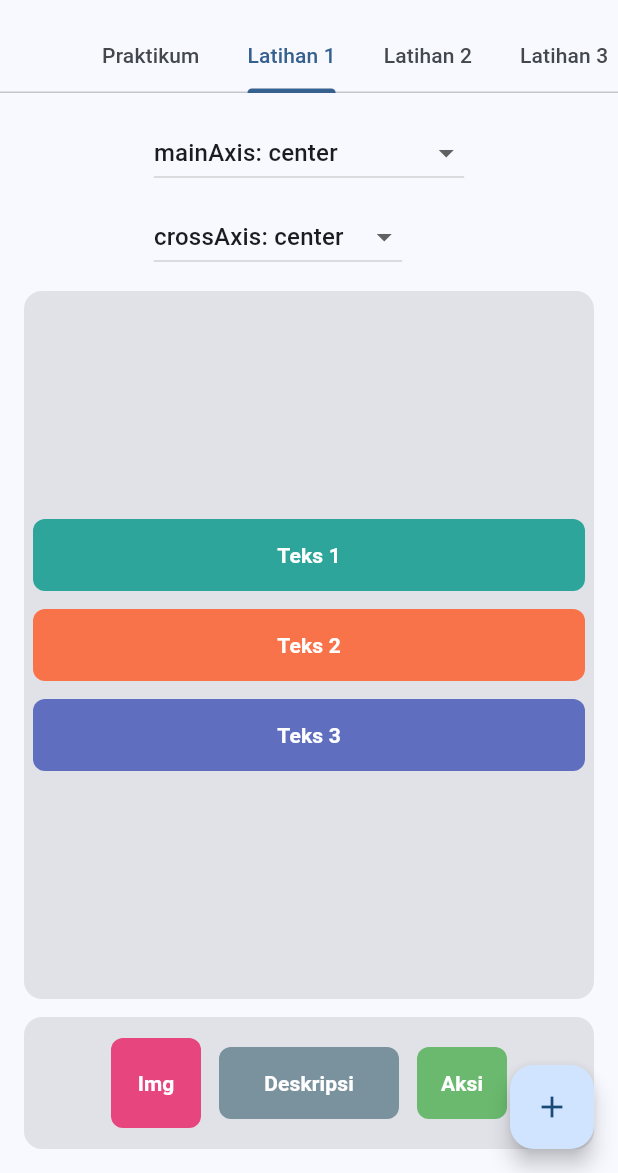
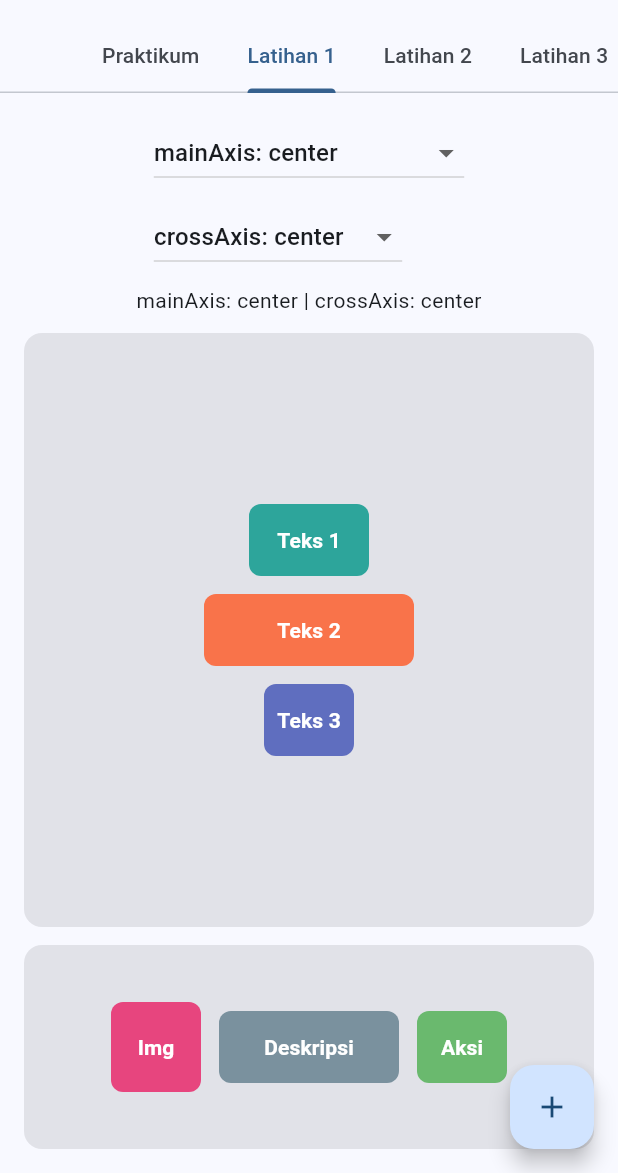
Before and after one commit to Fiinsz/modul5-mobile, a Flutter app: the screen it shows after launch, tab 2 chosen, on a phone screen of 412 x 824 dp, the part 63-1236 px from its top. Run offline on Flutter 3.47's test engine with Material 3 defaults, Android fonts, the phone set to English and light mode, and no system bars.

Commit message:
Update modul 5

```diff
--- a/lib/main.dart
+++ b/lib/main.dart
@@ -177,6 +177,9 @@ class _Latihan1PageState extends State<Latihan1Page> {
 
   @override
   Widget build(BuildContext context) {
+    final effectiveCrossForColumn =
+        _crossAxis == CrossAxisAlignment.baseline ? CrossAxisAlignment.center : _crossAxis;
+
     return Padding(
       padding: const EdgeInsets.all(16.0),
       child: Column(
@@ -201,21 +204,36 @@ class _Latihan1PageState extends State<Latihan1Page> {
               ),
             ],
           ),
+          const SizedBox(height: 8),
+          Text('mainAxis: ${_mainAxis.name} | crossAxis: ${_crossAxis.name}'),
           const SizedBox(height: 12),
           Expanded(
             child: Container(
               width: double.infinity,
+              height: 220,
               decoration: BoxDecoration(
                 color: Theme.of(context).colorScheme.surfaceContainerHighest,
                 borderRadius: BorderRadius.circular(12),
               ),
               child: Column(
                 mainAxisAlignment: _mainAxis,
-                crossAxisAlignment: _crossAxis,
-                children: const [
-                  _ColoredBox(label: 'Teks 1', color: Colors.teal),
-                  _ColoredBox(label: 'Teks 2', color: Colors.deepOrange),
-                  _ColoredBox(label: 'Teks 3', color: Colors.indigo),
+                crossAxisAlignment: effectiveCrossForColumn,
+                children: [
+                  _ColoredBox(
+                    label: 'Teks 1',
+                    color: Colors.teal,
+                    size: _crossAxis == CrossAxisAlignment.stretch ? null : const Size(80, 40),
+                  ),
+                  _ColoredBox(
+                    label: 'Teks 2',
+                    color: Colors.deepOrange,
+                    size: _crossAxis == CrossAxisAlignment.stretch ? null : const Size(140, 40),
+                  ),
+                  _ColoredBox(
+                    label: 'Teks 3',
+                    color: Colors.indigo,
+                    size: _crossAxis == CrossAxisAlignment.stretch ? null : const Size(60, 40),
+                  ),
                 ],
               ),
             ),
@@ -227,14 +245,20 @@ class _Latihan1PageState extends State<Latihan1Page> {
               color: Theme.of(context).colorScheme.surfaceContainerHighest,
               borderRadius: BorderRadius.circular(12),
             ),
+            child: SizedBox(
+              height: 120,
               child: Row(
                 mainAxisAlignment: _mainAxis,
                 crossAxisAlignment: _crossAxis,
+                textBaseline: _crossAxis == CrossAxisAlignment.baseline
+                    ? TextBaseline.alphabetic
+                    : null,
                 children: const [
                   _ColoredBox(label: 'Img', color: Colors.pink, size: Size(60, 60)),
                   _ColoredBox(label: 'Deskripsi', color: Colors.blueGrey, size: Size(120, 40)),
                   _ColoredBox(label: 'Aksi', color: Colors.green, size: Size(60, 40)),
                 ],
+              ),
             ),
           ),
         ],
```
Lines whose indentation alone changed are shown as unchanged.
